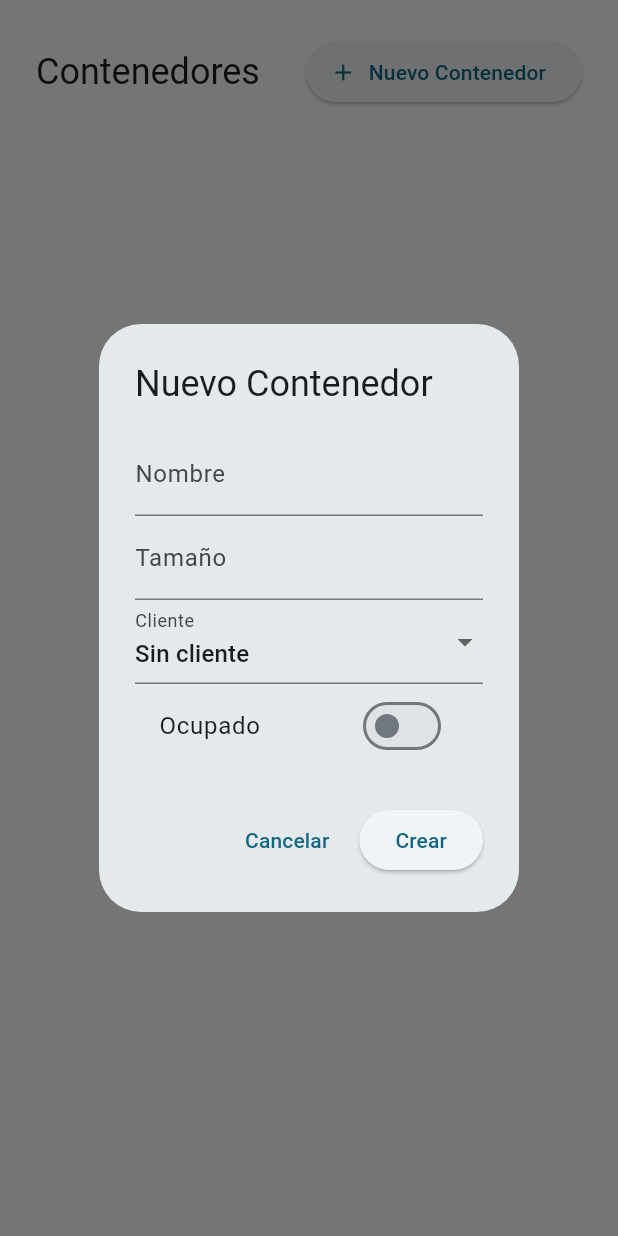
After one commit to SmartStorageAI/SmartStorageGarage-crm, a Flutter app: the ContainersPage screen opened directly, after a tap on "Nuevo Contenedor", on a phone screen of 412 x 824 dp. The commit adds this screen. Run offline on Flutter 3.47's test engine with Material 3 defaults, Android fonts, the phone set to English and light mode, and no system bars; our stand-ins replace cloud_firestore, firebase_core; accounts and stored records are empty.

Commit message:
actualizacion-modelos

```diff
--- /dev/null
+++ b/lib/models/client.dart
@@ -0,0 +1,45 @@
+import 'package:cloud_firestore/cloud_firestore.dart';
+
+class Client {
+  final String id;
+  final String nombre;
+  final String telefono;
+  final String email;
+  final String membresia;
+  final String estadoPago;
+  final List<String> contenedores;
+
+  Client({
+    required this.id,
+    required this.nombre,
+    required this.telefono,
+    required this.email,
+    required this.membresia,
+    required this.estadoPago,
+    required this.contenedores,
+  });
+
+  factory Client.fromDoc(DocumentSnapshot doc) {
+    final data = doc.data() as Map<String, dynamic>;
+    return Client(
+      id: doc.id,
+      nombre: data['nombre'] ?? '',
+      telefono: data['telefono'] ?? '',
+      email: data['email'] ?? '',
+      membresia: data['membresia'] ?? 'mensual',
+      estadoPago: data['estadoPago'] ?? 'pagado',
+      contenedores: List<String>.from(data['contenedores'] ?? []),
+    );
+  }
+
+  Map<String, dynamic> toMap() {
+    return {
+      'nombre': nombre,
+      'telefono': telefono,
+      'email': email,
+      'membresia': membresia,
+      'estadoPago': estadoPago,
+      'contenedores': contenedores,
+    };
+  }
+}
--- /dev/null
+++ b/lib/models/container.dart
@@ -0,0 +1,37 @@
+import 'package:cloud_firestore/cloud_firestore.dart';
+
+class ContainerModel {
+  final String id;
+  final String nombre;
+  final String cliente;
+  final String size;
+  final bool status;
+
+  ContainerModel({
+    required this.id,
+    required this.nombre,
+    required this.cliente,
+    required this.size,
+    required this.status,
+  });
+
+  factory ContainerModel.fromDoc(DocumentSnapshot doc) {
+    final data = doc.data() as Map<String, dynamic>;
+    return ContainerModel(
+      id: doc.id,
+      nombre: data['nombre'] ?? '',
+      cliente: data['cliente'] ?? '',
+      size: data['size'] ?? '',
+      status: data['status'] ?? false,
+    );
+  }
+
+  Map<String, dynamic> toMap() {
+    return {
+      'nombre': nombre,
+      'cliente': cliente,
+      'size': size,
+      'status': status,
+    };
+  }
+}
--- /dev/null
+++ b/lib/pages/containers_page.dart
@@ -0,0 +1,265 @@
+import 'package:flutter/material.dart';
+import 'package:cloud_firestore/cloud_firestore.dart';
+import '../models/container.dart';
+import '../models/client.dart';
+
+class ContainersPage extends StatelessWidget {
+  const ContainersPage({super.key});
+
+  @override
+  Widget build(BuildContext context) {
+    final containersStream =
+        FirebaseFirestore.instance.collection('containers').snapshots();
+    final usersRef = FirebaseFirestore.instance.collection('users');
+
+    return Scaffold(
+      backgroundColor: Colors.white,
+      body: Padding(
+        padding: const EdgeInsets.all(24),
+        child: Column(
+          crossAxisAlignment: CrossAxisAlignment.start,
+          children: [
+            Row(
+              children: [
+                Text('Contenedores', style: Theme.of(context).textTheme.headlineSmall),
+                const Spacer(),
+                ElevatedButton.icon(
+                  icon: const Icon(Icons.add),
+                  label: const Text('Nuevo Contenedor'),
+                  onPressed: () async {
+                    final usersSnapshot = await usersRef.get();
+                    final clients = usersSnapshot.docs
+                        .map((d) => Client.fromDoc(d).nombre)
+                        .toList();
+
+                    showDialog(
+                      context: context,
+                      builder: (_) => ContainerDialog(clients: clients),
+                    );
+                  },
+                ),
+              ],
+            ),
+            const SizedBox(height: 20),
+            Expanded(
+              child: StreamBuilder<QuerySnapshot>(
+                stream: containersStream,
+                builder: (context, snapshot) {
+                  if (snapshot.connectionState == ConnectionState.waiting) {
+                    return const Center(child: CircularProgressIndicator());
+                  }
+
+                  if (!snapshot.hasData || snapshot.data!.docs.isEmpty) {
+                    return const Center(child: Text("No hay contenedores registrados."));
+                  }
+
+                  final containers = snapshot.data!.docs
+                      .map((doc) => ContainerModel.fromDoc(doc))
+                      .toList();
+
+                  return SingleChildScrollView(
+                    scrollDirection: Axis.horizontal,
+                    child: DataTable(
+                      columns: const [
+                        DataColumn(label: Text('Nombre')),
+                        DataColumn(label: Text('Cliente')),
+                        DataColumn(label: Text('Tamaño')),
+                        DataColumn(label: Text('Ocupado')),
+                        DataColumn(label: Text('Acciones')),
+                      ],
+                      rows: containers.map((container) {
+                        return DataRow(cells: [
+                          DataCell(Text(container.nombre)),
+                          DataCell(Text(container.cliente)),
+                          DataCell(Text(container.size)),
+                          DataCell(Icon(
+                            container.status ? Icons.check : Icons.close,
+                            color: container.status ? Colors.green : Colors.red,
+                          )),
+                          DataCell(Row(
+                            children: [
+                              IconButton(
+                                icon: const Icon(Icons.edit),
+                                onPressed: () async {
+                                  final usersSnapshot = await usersRef.get();
+                                  final clients = usersSnapshot.docs
+                                      .map((d) => Client.fromDoc(d).nombre)
+                                      .toList();
+
+                                  showDialog(
+                                    context: context,
+                                    builder: (_) => ContainerDialog(
+                                      clients: clients,
+                                      docId: container.id,
+                                      existing: container,
+                                    ),
+                                  );
+                                },
+                              ),
+                              IconButton(
+                                icon: const Icon(Icons.delete),
+                                onPressed: () => _confirmDelete(context, container.id),
+                              ),
+                            ],
+                          )),
+                        ]);
+                      }).toList(),
+                    ),
+                  );
+                },
+              ),
+            ),
+          ],
+        ),
+      ),
+    );
+  }
+
+  void _confirmDelete(BuildContext context, String docId) {
+    final containersRef = FirebaseFirestore.instance.collection('containers');
+    showDialog(
+      context: context,
+      builder: (ctx) {
+        return AlertDialog(
+          title: const Text('Confirmar eliminación'),
+          content: const Text('¿Eliminar este contenedor? Esta acción no se puede deshacer.'),
+          actions: [
+            TextButton(
+                onPressed: () => Navigator.of(ctx).pop(),
+                child: const Text('Cancelar')),
+            TextButton(
+              onPressed: () async {
+                await containersRef.doc(docId).delete();
+                Navigator.of(ctx).pop();
+                ScaffoldMessenger.of(context).showSnackBar(
+                    const SnackBar(content: Text('Contenedor eliminado')));
+              },
+              child: const Text('Eliminar'),
+            ),
+          ],
+        );
+      },
+    );
+  }
+}
+
+/// DIALOGO PARA CREAR O EDITAR CONTENEDORES
+class ContainerDialog extends StatefulWidget {
+  final List<String> clients;
+  final String? docId;
+  final ContainerModel? existing;
+
+  const ContainerDialog({required this.clients, this.docId, this.existing, super.key});
+
+  @override
+  State<ContainerDialog> createState() => _ContainerDialogState();
+}
+
+class _ContainerDialogState extends State<ContainerDialog> {
+  final _formKey = GlobalKey<FormState>();
+  late TextEditingController nombreCtrl;
+  late TextEditingController sizeCtrl;
+  String? cliente;
+  bool status = false;
+
+  @override
+  void initState() {
+    super.initState();
+    final e = widget.existing;
+    nombreCtrl = TextEditingController(text: e?.nombre ?? '');
+    sizeCtrl = TextEditingController(text: e?.size ?? '');
+    cliente = e?.cliente;
+    status = e?.status ?? false;
+  }
+
+  @override
+  Widget build(BuildContext context) {
+    final isEdit = widget.docId != null;
+    final containersRef = FirebaseFirestore.instance.collection('containers');
+    final usersRef = FirebaseFirestore.instance.collection('users');
+
+    return AlertDialog(
+      title: Text(isEdit ? 'Editar Contenedor' : 'Nuevo Contenedor'),
+      content: Form(
+        key: _formKey,
+        child: SingleChildScrollView(
+          child: Column(
+            mainAxisSize: MainAxisSize.min,
+            children: [
+              TextFormField(
+                controller: nombreCtrl,
+                decoration: const InputDecoration(labelText: 'Nombre'),
+                validator: (v) => v!.isEmpty ? 'Requerido' : null,
+              ),
+              TextFormField(
+                controller: sizeCtrl,
+                decoration: const InputDecoration(labelText: 'Tamaño'),
+              ),
+              DropdownButtonFormField<String>(
+                value: cliente,
+                items: [null, ...widget.clients]
+                    .map((c) => DropdownMenuItem(
+                          value: c,
+                          child: Text(c ?? 'Sin cliente'),
+                        ))
+                    .toList(),
+                onChanged: (v) => setState(() => cliente = v),
+                decoration: const InputDecoration(labelText: 'Cliente'),
+              ),
+              SwitchListTile(
+                title: const Text('Ocupado'),
+                value: status,
+                onChanged: (v) => setState(() => status = v),
+              ),
+            ],
+          ),
+        ),
+      ),
+      actions: [
+        TextButton(
+            onPressed: () => Navigator.of(context).pop(),
+            child: const Text('Cancelar')),
+        ElevatedButton(
+          onPressed: () async {
+            if (!_formKey.currentState!.validate()) return;
+
+            final data = ContainerModel(
+              id: widget.docId ?? '',
+              nombre: nombreCtrl.text.trim(),
+              cliente: cliente ?? '',
+              size: sizeCtrl.text.trim(),
+              status: status,
+            );
+
+            try {
+              if (isEdit) {
+                await containersRef.doc(widget.docId).update(data.toMap());
+              } else {
+                await containersRef.add(data.toMap());
+              }
+
+              // Actualizar contenedores en la colección de users
+              if (cliente != null && cliente!.isNotEmpty) {
+                final clientDoc = await usersRef
+                    .where('nombre', isEqualTo: cliente)
+                    .get();
+                if (clientDoc.docs.isNotEmpty) {
+                  final clientId = clientDoc.docs.first.id;
+                  await usersRef.doc(clientId).update({'contenedores': [nombreCtrl.text.trim()]});
+                }
+              }
+
+              Navigator.of(context).pop();
+              ScaffoldMessenger.of(context).showSnackBar(SnackBar(
+                  content: Text(isEdit ? 'Contenedor actualizado' : 'Contenedor creado')));
+            } catch (e) {
+              ScaffoldMessenger.of(context).showSnackBar(
+                  const SnackBar(content: Text('Error al guardar')));
+            }
+          },
+          child: Text(isEdit ? 'Guardar' : 'Crear'),
+        ),
+      ],
+    );
+  }
+}
```
Also changed, not shown: lib/pages/clients_page.dart (+36 -34 lines).
